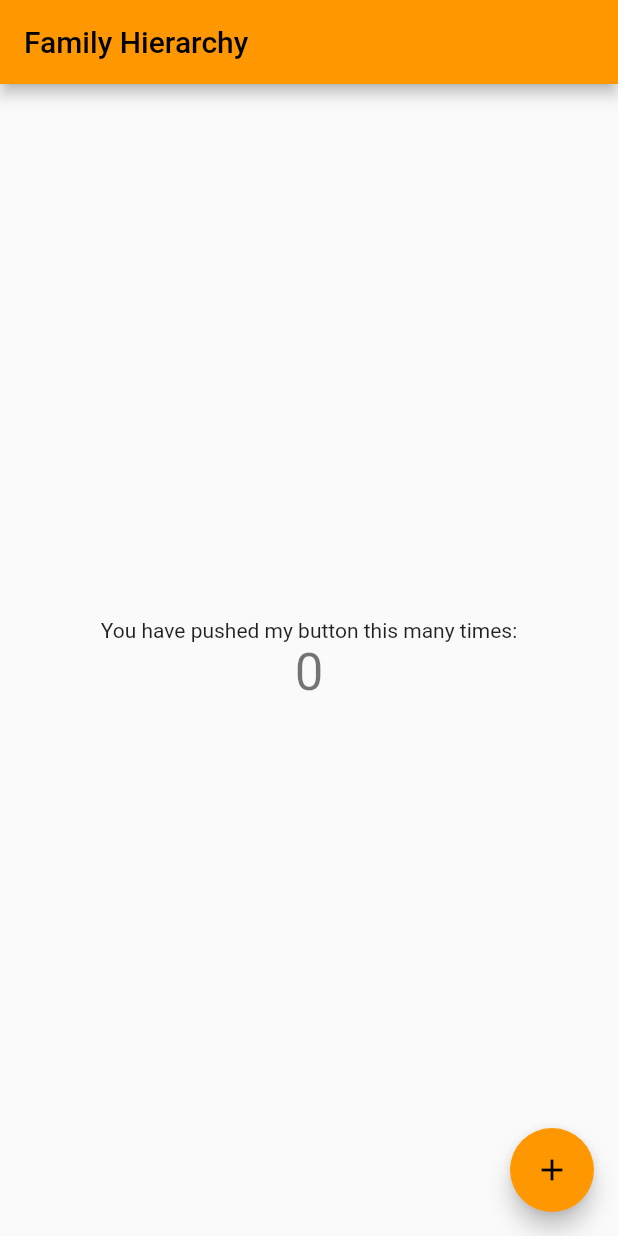
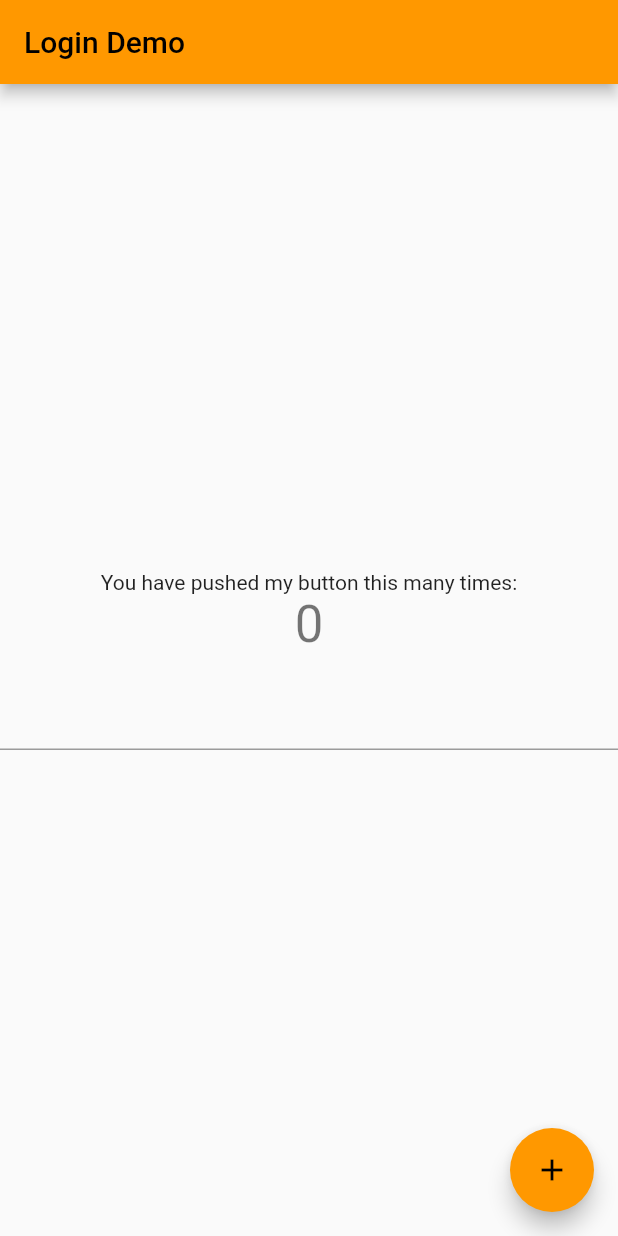
Before and after one commit to azamfauzi/myfamily, a Flutter app: the screen it shows after launch, on a phone screen of 412 x 824 dp. Run offline on Flutter 3.47's test engine with Material 2 defaults, Android fonts, the phone set to English and light mode, and no system bars.

Commit message:
Hentam Saja

```diff
--- a/lib/main.dart
+++ b/lib/main.dart
@@ -24,7 +24,7 @@ class MyApp extends StatelessWidget {
         // is not restarted.
         primarySwatch: Colors.orange,
       ),
-      home: const MyHomePage(title: 'Family Hierarchy'),
+      home: const MyHomePage(title: 'Login Demo'),
     );
   }
 }
@@ -102,6 +102,9 @@ class _MyHomePageState extends State<MyHomePage> {
               '$_counter',
               style: Theme.of(context).textTheme.headline4,
             ),
+            TextField(
+              style: Theme.of(context).textTheme.headline4,
+            )
           ],
         ),
       ),
```
